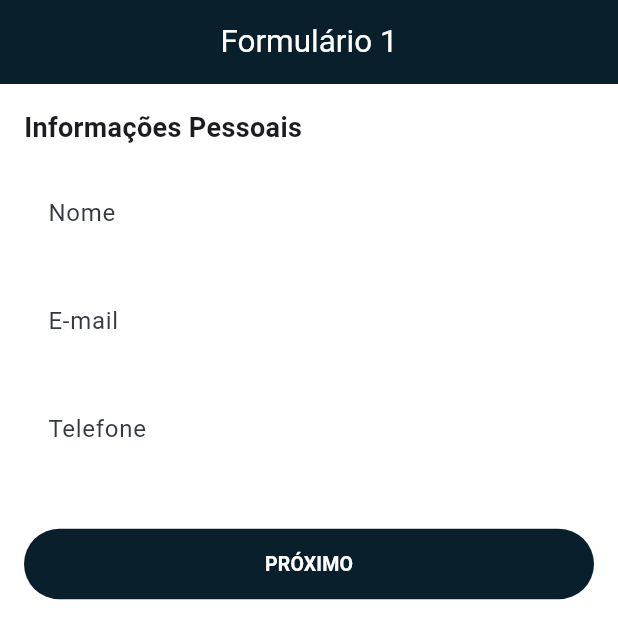
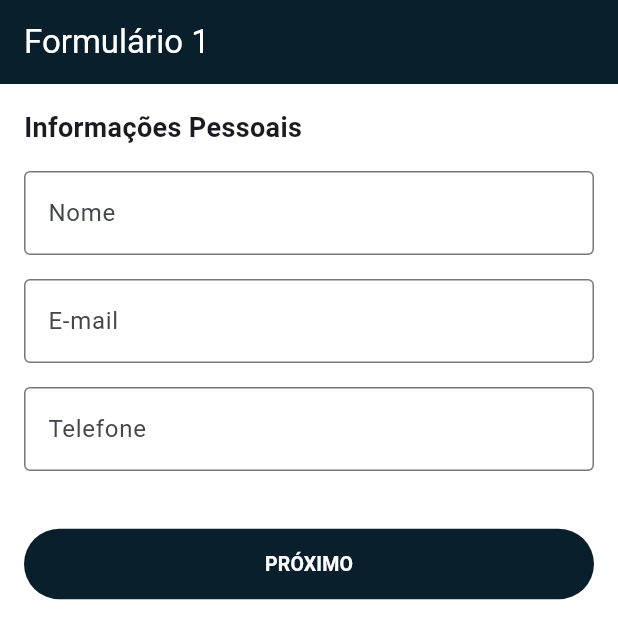
Before and after one commit to DiegoRodrigues76/Automation_Test_Flutter, a Flutter app: the screen it shows after launch, on a phone screen of 412 x 824 dp. Shown: the top 639 px of the screen. Run offline on Flutter 3.47's test engine with Material 3 defaults, Android fonts, the light colour scheme and no system bars; drawn by our look-alikes of reactive_forms; our stand-ins replace barcode_widget, dropdown_search, qr_flutter, rxdart, skeletonizer.

Commit message:
Atualizando o 'routes'

```diff
--- a/lib/main.dart
+++ b/lib/main.dart
@@ -1,68 +1,101 @@
+// import 'package:flutter/material.dart';
+// import 'package:flutter_localizations/flutter_localizations.dart';
+
+// // Pacotes e módulos do app
+// import 'package:automation_test_flutter/modules/common/theme/theme.dart';
+// import 'package:automation_test_flutter/presentation/screens/form_screen1.dart';
+// import 'package:automation_test_flutter/presentation/screens/form_screen2.dart';
+// import 'package:automation_test_flutter/presentation/screens/form_screen3.dart';
+// import 'package:automation_test_flutter/presentation/screens/form_screen4.dart';
+// import 'package:automation_test_flutter/presentation/screens/form_screen5.dart';
+// import 'package:automation_test_flutter/presentation/screens/payment_completed_screen.dart';
+
+// void main() {
+//   runApp(const FormApp());
+// }
+
+// class FormApp extends StatelessWidget {
+//   const FormApp({super.key});
+
+//   @override
+//   Widget build(BuildContext context) {
+//     return MaterialApp(
+//       title: 'Formulário App',
+//       theme: ZemaTheme.getLightTheme(),
+//       themeMode: ThemeMode.light,
+//       locale: const Locale('pt', 'BR'),
+//       localizationsDelegates: const [
+//         GlobalMaterialLocalizations.delegate,
+//         GlobalWidgetsLocalizations.delegate,
+//         GlobalCupertinoLocalizations.delegate,
+//       ],
+//       supportedLocales: const [Locale('pt', 'BR')],
+//       initialRoute: '/',
+//       onGenerateRoute: _generateRoute,
+//     );
+//   }
+
+//   Route<dynamic> _generateRoute(RouteSettings settings) {
+//     switch (settings.name) {
+//       case '/':
+//         return MaterialPageRoute(builder: (_) => FormScreen1());
+//       case '/form2':
+//         return MaterialPageRoute(builder: (_) => FormScreen2());
+//       case '/form3':
+//         return MaterialPageRoute(builder: (_) => FormScreen3());
+//       case '/form4':
+//         final args = settings.arguments as Map<String, dynamic>;
+//         final paymentMethod = args['paymentMethod'];
+//         return MaterialPageRoute(
+//           builder: (_) => FormScreen4(paymentMethod: paymentMethod),
+//         );
+//       case '/form5':
+//         final paymentData = settings.arguments as Map<String, dynamic>;
+//         return MaterialPageRoute(
+//           builder: (_) => FormScreen5(paymentData: paymentData),
+//           settings: settings,
+//         );
+//       case '/paymentCompleted':
+//         return MaterialPageRoute(builder: (_) => const PaymentCompletedScreen());
+//       default:
+//         return MaterialPageRoute(
+//           builder: (_) => const Scaffold(
+//             body: Center(child: Text('Rota não encontrada')),
+//           ),
+//         );
+//     }
+//   }
+// }
+
 import 'package:flutter/material.dart';
 import 'package:flutter_localizations/flutter_localizations.dart';
-
-// Pacotes e módulos do app
-import 'package:automation_test_flutter/modules/common/theme/theme.dart';
-import 'package:automation_test_flutter/presentation/screens/form_screen1.dart';
-import 'package:automation_test_flutter/presentation/screens/form_screen2.dart';
-import 'package:automation_test_flutter/presentation/screens/form_screen3.dart';
-import 'package:automation_test_flutter/presentation/screens/form_screen4.dart';
-import 'package:automation_test_flutter/presentation/screens/form_screen5.dart';
-import 'package:automation_test_flutter/presentation/screens/payment_completed_screen.dart';
+import 'presentation/routes/app_routes.dart';
+import 'presentation/theme/app_theme.dart';
 
 void main() {
-  runApp(const FormApp());
+  runApp(const FormularioApp());
 }
 
-class FormApp extends StatelessWidget {
-  const FormApp({super.key});
+class FormularioApp extends StatelessWidget {
+  const FormularioApp({super.key});
 
   @override
   Widget build(BuildContext context) {
     return MaterialApp(
       title: 'Formulário App',
-      theme: ZemaTheme.getLightTheme(),
-      themeMode: ThemeMode.light,
+      theme: AppTheme.lightTheme,
+      initialRoute: AppRoutes.form1,
+      onGenerateRoute: AppRoutes.onGenerateRoute,
       locale: const Locale('pt', 'BR'),
+      supportedLocales: const [
+        Locale('en', 'US'),
+        Locale('pt', 'BR'),
+      ],
       localizationsDelegates: const [
         GlobalMaterialLocalizations.delegate,
         GlobalWidgetsLocalizations.delegate,
         GlobalCupertinoLocalizations.delegate,
       ],
-      supportedLocales: const [Locale('pt', 'BR')],
-      initialRoute: '/',
-      onGenerateRoute: _generateRoute,
     );
   }
-
-  Route<dynamic> _generateRoute(RouteSettings settings) {
-    switch (settings.name) {
-      case '/':
-        return MaterialPageRoute(builder: (_) => FormScreen1());
-      case '/form2':
-        return MaterialPageRoute(builder: (_) => FormScreen2());
-      case '/form3':
-        return MaterialPageRoute(builder: (_) => FormScreen3());
-      case '/form4':
-        final args = settings.arguments as Map<String, dynamic>;
-        final paymentMethod = args['paymentMethod'];
-        return MaterialPageRoute(
-          builder: (_) => FormScreen4(paymentMethod: paymentMethod),
-        );
-      case '/form5':
-        final paymentData = settings.arguments as Map<String, dynamic>;
-        return MaterialPageRoute(
-          builder: (_) => FormScreen5(paymentData: paymentData),
-          settings: settings,
-        );
-      case '/paymentCompleted':
-        return MaterialPageRoute(builder: (_) => const PaymentCompletedScreen());
-      default:
-        return MaterialPageRoute(
-          builder: (_) => const Scaffold(
-            body: Center(child: Text('Rota não encontrada')),
-          ),
-        );
-    }
-  }
 }
--- /dev/null
+++ b/lib/presentation/routes/app_routes.dart
@@ -0,0 +1,53 @@
+import 'package:flutter/material.dart';
+import 'package:automation_test_flutter/presentation/screens/form_screen1.dart';
+import 'package:automation_test_flutter/presentation/screens/form_screen2.dart';
+import 'package:automation_test_flutter/presentation/screens/form_screen3.dart';
+import 'package:automation_test_flutter/presentation/screens/form_screen4.dart';
+import 'package:automation_test_flutter/presentation/screens/form_screen5.dart';
+import 'package:automation_test_flutter/presentation/screens/payment_completed_screen.dart';
+
+class AppRoutes {
+  static const String form1 = '/';
+  static const String form2 = '/form2';
+  static const String form3 = '/form3';
+  static const String form4 = '/form4';
+  static const String form5 = '/form5';
+  static const String paymentCompleted = '/paymentCompleted';
+
+  /// ✅ Torna o método estático para poder acessar via AppRoutes.onGenerateRoute
+  static Route<dynamic> onGenerateRoute(RouteSettings settings) {
+    switch (settings.name) {
+      case form1:
+        return MaterialPageRoute(builder: (_) => const FormScreen1());
+
+      case form2:
+        return MaterialPageRoute(builder: (_) => const FormScreen2());
+
+      case form3:
+        return MaterialPageRoute(builder: (_) => const FormScreen3());
+
+      case form4:
+        final args = settings.arguments as Map<String, dynamic>?;
+        final paymentMethod = args?['paymentMethod'];
+        return MaterialPageRoute(
+          builder: (_) => FormScreen4(paymentMethod: paymentMethod),
+        );
+
+      case form5:
+        final args = settings.arguments as Map<String, dynamic>?;
+        return MaterialPageRoute(
+          builder: (_) => FormScreen5(paymentData: args!),
+        );
+
+      case paymentCompleted:
+        return MaterialPageRoute(builder: (_) => const PaymentCompletedScreen());
+
+      default:
+        return MaterialPageRoute(
+          builder: (_) => const Scaffold(
+            body: Center(child: Text('Rota não encontrada')),
+          ),
+        );
+    }
+  }
+}
--- /dev/null
+++ b/lib/presentation/theme/app_theme.dart
@@ -0,0 +1,23 @@
+import 'package:automation_test_flutter/modules/common/theme/colors.dart';
+import 'package:flutter/material.dart';
+
+class AppTheme {
+  static final ThemeData lightTheme = ThemeData(
+    primaryColor: ZemaColors.primary,
+    colorScheme: ColorScheme.fromSeed(
+      seedColor: ZemaColors.primary,
+      primary: ZemaColors.primary,
+    ),
+    scaffoldBackgroundColor: Colors.white,
+    appBarTheme: const AppBarTheme(
+      backgroundColor: ZemaColors.primary,
+      foregroundColor: Colors.white,
+    ),
+    textTheme: const TextTheme(
+      titleLarge: TextStyle(color: Colors.white),
+    ),
+    inputDecorationTheme: const InputDecorationTheme(
+      border: OutlineInputBorder(),
+    ),
+  );
+}
```
